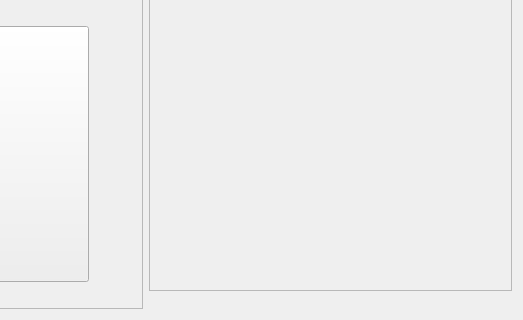
Old version of the form src/qt/forms/overviewpage.ui in the repository Crypto-Currency/bitcoin-scrypt-testnet; both pictures show x 231 to 754 and y 188 to 508 of the 754 by 508 pixel window.
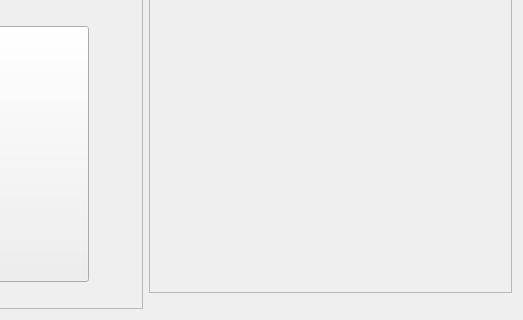
New version of the form. Icons and pictures are not drawn.

What changed in the file:
```diff
--- a/src/qt/forms/overviewpage.ui
+++ b/src/qt/forms/overviewpage.ui
@@ -323,6 +323,12 @@
          <verstretch>0</verstretch>
         </sizepolicy>
        </property>
+       <property name="minimumSize">
+        <size>
+         <width>363</width>
+         <height>470</height>
+        </size>
+       </property>
        <property name="frameShape">
         <enum>QFrame::StyledPanel</enum>
        </property>
```
